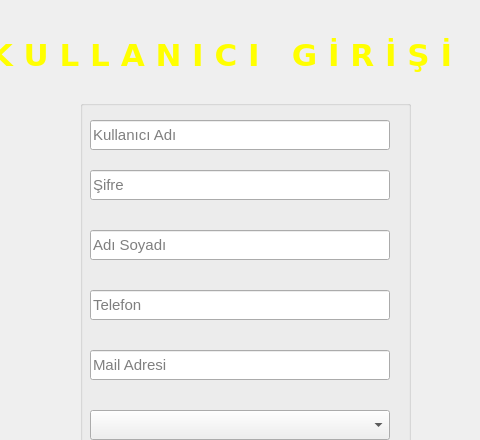
The window that cuis/user.ui (ibrahimyasar68/PdSqliteLib) describes before a commit, drawn with Qt 5; both pictures show x 260 to 740 and y 0 to 440 of the 900 by 680 pixel window.
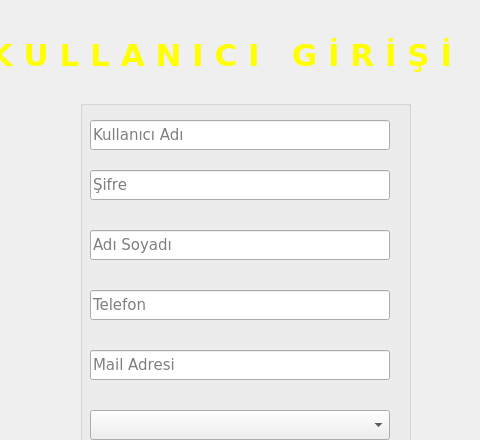
The same window after the commit. Icons and pictures are not drawn.

```diff
--- a/cuis/user.ui
+++ b/cuis/user.ui
@@ -205,9 +205,16 @@
      </property>
      <property name="font">
       <font>
+       <family>Verdana</family>
        <pointsize>11</pointsize>
+       <weight>50</weight>
+       <italic>false</italic>
+       <bold>false</bold>
       </font>
      </property>
+     <property name="styleSheet">
+      <string notr="true">font: 11pt &quot;Verdana&quot;;</string>
+     </property>
      <property name="echoMode">
       <enum>QLineEdit::Normal</enum>
      </property>
@@ -238,9 +245,16 @@
      </property>
      <property name="font">
       <font>
+       <family>Verdana</family>
        <pointsize>11</pointsize>
+       <weight>50</weight>
+       <italic>false</italic>
+       <bold>false</bold>
       </font>
      </property>
+     <property name="styleSheet">
+      <string notr="true">font: 11pt &quot;Verdana&quot;;</string>
+     </property>
      <property name="echoMode">
       <enum>QLineEdit::PasswordEchoOnEdit</enum>
      </property>
@@ -271,9 +285,16 @@
      </property>
      <property name="font">
       <font>
+       <family>Verdana</family>
        <pointsize>11</pointsize>
+       <weight>50</weight>
+       <italic>false</italic>
+       <bold>false</bold>
       </font>
      </property>
+     <property name="styleSheet">
+      <string notr="true">font: 11pt &quot;Verdana&quot;;</string>
+     </property>
      <property name="text">
       <string/>
      </property>
@@ -304,9 +325,16 @@
      </property>
      <property name="font">
       <font>
+       <family>Verdana</family>
        <pointsize>11</pointsize>
+       <weight>50</weight>
+       <italic>false</italic>
+       <bold>false</bold>
       </font>
      </property>
+     <property name="styleSheet">
+      <string notr="true">font: 11pt &quot;Verdana&quot;;</string>
+     </property>
      <property name="placeholderText">
       <string>Telefon</string>
      </property>
@@ -334,9 +362,16 @@
      </property>
      <property name="font">
       <font>
+       <family>Verdana</family>
        <pointsize>11</pointsize>
+       <weight>50</weight>
+       <italic>false</italic>
+       <bold>false</bold>
       </font>
      </property>
+     <property name="styleSheet">
+      <string notr="true">font: 11pt &quot;Verdana&quot;;</string>
+     </property>
      <property name="placeholderText">
       <string>Mail Adresi</string>
      </property>
```
Left out of the diff: 7 changed lines with no effect on the pictures.
